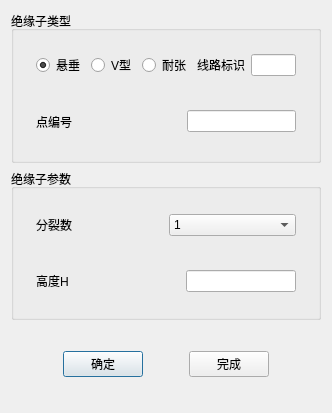
Above: TW/Interphase_spacer.ui from Shixuku/Tower-Visual before the change. Below: the same form after it.
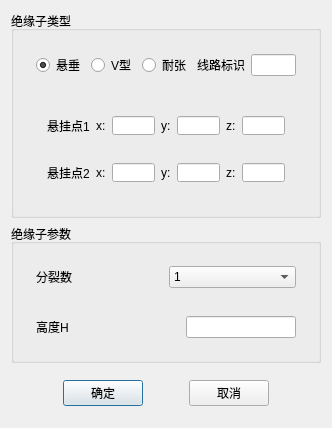
That is the form after the change. The open tabs and pages were chosen to show the change.

Diff of the .ui file:
```diff
--- a/TW/Interphase_spacer.ui
+++ b/TW/Interphase_spacer.ui
@@ -68,7 +68,7 @@
         <property name="maximumSize">
          <size>
           <width>16777215</width>
-          <height>60</height>
+          <height>110</height>
          </size>
         </property>
         <property name="currentIndex">
@@ -152,6 +152,137 @@
           </item>
          </layout>
         </widget>
+        <widget class="QWidget" name="page_4">
+         <layout class="QHBoxLayout" name="horizontalLayout_2">
+          <item>
+           <widget class="QLabel" name="label_8">
+            <property name="text">
+             <string>悬挂点</string>
+            </property>
+           </widget>
+          </item>
+          <item>
+           <widget class="QLabel" name="label_9">
+            <property name="text">
+             <string>x:</string>
+            </property>
+           </widget>
+          </item>
+          <item>
+           <widget class="QLineEdit" name="lineEditSusNodeX"/>
+          </item>
+          <item>
+           <widget class="QLabel" name="label_10">
+            <property name="text">
+             <string>y:</string>
+            </property>
+           </widget>
+          </item>
+          <item>
+           <widget class="QLineEdit" name="lineEditSusNodeY"/>
+          </item>
+          <item>
+           <widget class="QLabel" name="label_11">
+            <property name="text">
+             <string>z:</string>
+            </property>
+           </widget>
+          </item>
+          <item>
+           <widget class="QLineEdit" name="lineEditSusNodeZ"/>
+          </item>
+         </layout>
+        </widget>
+        <widget class="QWidget" name="page_5">
+         <layout class="QVBoxLayout" name="verticalLayout_4">
+          <item>
+           <widget class="QWidget" name="widget" native="true">
+            <layout class="QHBoxLayout" name="horizontalLayout_9">
+             <item>
+              <widget class="QLabel" name="label_12">
+               <property name="text">
+                <string>悬挂点1</string>
+               </property>
+              </widget>
+             </item>
+             <item>
+              <widget class="QLabel" name="label_14">
+               <property name="text">
+                <string>x:</string>
+               </property>
+              </widget>
+             </item>
+             <item>
+              <widget class="QLineEdit" name="lineEditSusNodeX1"/>
+             </item>
+             <item>
+              <widget class="QLabel" name="label_15">
+               <property name="text">
+                <string>y:</string>
+               </property>
+              </widget>
+             </item>
+             <item>
+              <widget class="QLineEdit" name="lineEditSusNodeY1"/>
+             </item>
+             <item>
+              <widget class="QLabel" name="label_16">
+               <property name="text">
+                <string>z:</string>
+               </property>
+              </widget>
+             </item>
+             <item>
+              <widget class="QLineEdit" name="lineEditSusNodeZ1"/>
+             </item>
+            </layout>
+           </widget>
+          </item>
+          <item>
+           <widget class="QWidget" name="widget_2" native="true">
+            <layout class="QHBoxLayout" name="horizontalLayout_10">
+             <item>
+              <widget class="QLabel" name="label_13">
+               <property name="text">
+                <string>悬挂点2</string>
+               </property>
+              </widget>
+             </item>
+             <item>
+              <widget class="QLabel" name="label_17">
+               <property name="text">
+                <string>x:</string>
+               </property>
+              </widget>
+             </item>
+             <item>
+              <widget class="QLineEdit" name="lineEditSusNodeX2"/>
+             </item>
+             <item>
+              <widget class="QLabel" name="label_18">
+               <property name="text">
+                <string>y:</string>
+               </property>
+              </widget>
+             </item>
+             <item>
+              <widget class="QLineEdit" name="lineEditSusNodeY2"/>
+             </item>
+             <item>
+              <widget class="QLabel" name="label_19">
+               <property name="text">
+                <string>z:</string>
+               </property>
+              </widget>
+             </item>
+             <item>
+              <widget class="QLineEdit" name="lineEditSusNodeZ2"/>
+             </item>
+            </layout>
+           </widget>
+          </item>
+         </layout>
+        </widget>
        </widget>
       </item>
      </layout>
@@ -282,7 +413,7 @@
       <item>
        <widget class="QPushButton" name="btn_cancle">
         <property name="text">
-         <string>完成</string>
+         <string>取消</string>
         </property>
        </widget>
       </item>
```
